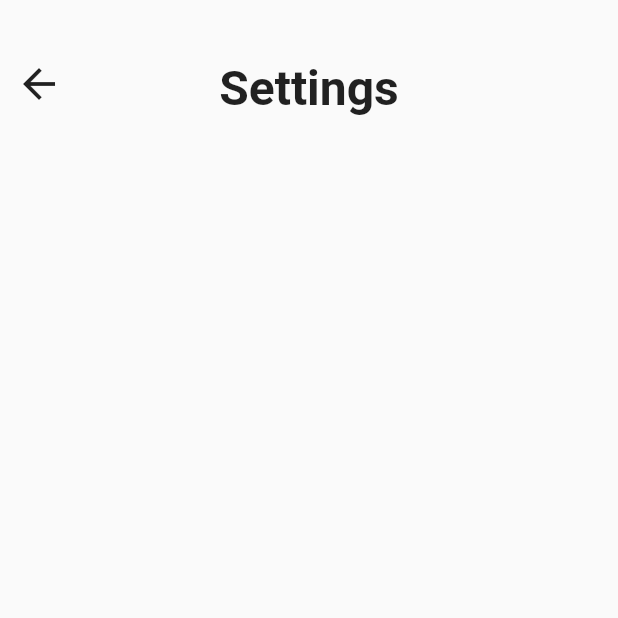
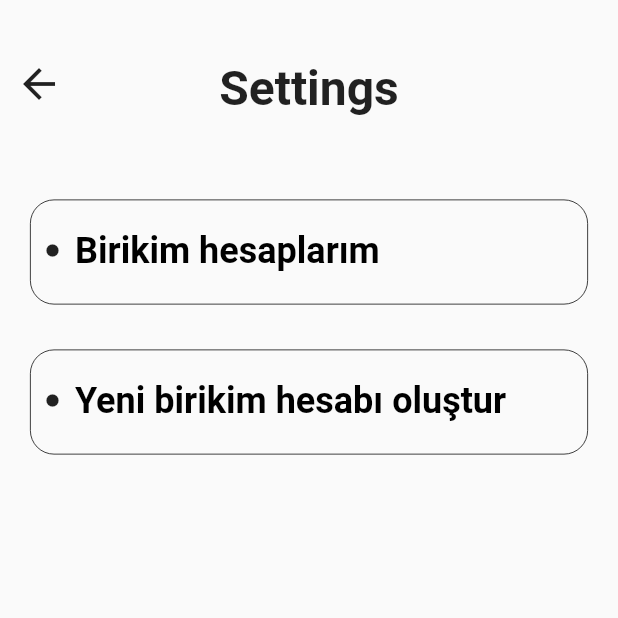
Before and after one commit to KadirKARAKAS/MoneyMate, a Flutter app: the SettingsPage screen opened directly, on a phone screen of 412 x 824 dp, the top half of it. Run offline on Flutter 3.47's test engine with Material 2 defaults, Android fonts, the phone set to English and light mode, and no system bars; our stand-ins replace cloud_firestore, firebase_core, lottie, permission_handler; accounts and stored records are empty; statements that could not run were skipped.

Commit message:
Settings page.....

```diff
--- a/lib/MoneyMateNewDesignPages/onBoardPlansScreen/Pages/firstOpeningPage.dart
+++ b/lib/OnBoardPages/onBoardPlansScreen/Pages/firstOpeningPage.dart
@@ -1,5 +1,5 @@
 import 'package:flutter/material.dart';
-import 'package:moneymate/MoneyMateNewDesignPages/onBoardPlansScreen/Widgets/firstOpeningPage_widget.dart';
+import 'package:moneymate/OnBoardPages/onBoardPlansScreen/Widgets/firstOpeningPage_widget.dart';
 
 class FirstOpeningPage extends StatefulWidget {
   const FirstOpeningPage({super.key});
--- a/lib/SettingsPage/Widget/settings_page_widgets.dart
+++ b/lib/SettingsPage/Widget/settings_page_widgets.dart
@@ -1,6 +1,7 @@
 import 'package:flutter/material.dart';
+import 'package:moneymate/OnBoardPages/onBoardPlansScreen/Pages/firstOpeningPage.dart';
 
-import '../../Utils/constants.dart';
+import '../../SavingsAccounts/Pages/savings_accounts.dart';
 
 class SettingsPageWidgets extends StatelessWidget {
   const SettingsPageWidgets({super.key});
@@ -10,7 +11,20 @@ class SettingsPageWidgets extends StatelessWidget {
     return Column(
       children: [
         topBorWidget(context),
-        Container(),
+        settingsContainerWidget(context, "Birikim hesaplarım", () {
+          Navigator.push(
+              context,
+              MaterialPageRoute(
+                builder: (context) => SavingsAccountsPage(),
+              ));
+        }),
+        settingsContainerWidget(context, "Yeni birikim hesabı oluştur", () {
+          Navigator.push(
+              context,
+              MaterialPageRoute(
+                builder: (context) => FirstOpeningPage(),
+              ));
+        }),
       ],
     );
   }
@@ -46,4 +60,48 @@ class SettingsPageWidgets extends StatelessWidget {
       ),
     ]);
   }
+
+  Widget settingsContainerWidget(
+      BuildContext context, String containerText, Function onTap) {
+    Size size = MediaQuery.of(context).size;
+    return Padding(
+      padding: const EdgeInsets.symmetric(horizontal: 20, vertical: 15),
+      child: InkWell(
+        onTap: () {
+          onTap();
+        },
+        splashColor: Colors.transparent,
+        highlightColor: Colors.transparent,
+        child: Stack(children: [
+          Container(
+              width: size.width,
+              height: 70,
+              decoration: BoxDecoration(
+                  borderRadius: BorderRadius.circular(16),
+                  border: Border.all(width: 0.5))),
+          Padding(
+            padding: const EdgeInsets.only(top: 20, left: 10),
+            child: Row(
+              children: [
+                Icon(
+                  Icons.circle,
+                  size: 10,
+                ),
+                Padding(
+                  padding: const EdgeInsets.only(left: 10),
+                  child: Text(
+                    containerText,
+                    style: TextStyle(
+                        fontSize: 24,
+                        color: Colors.black,
+                        fontWeight: FontWeight.bold),
+                  ),
+                ),
+              ],
+            ),
+          )
+        ]),
+      ),
+    );
+  }
 }
--- a/lib/main.dart
+++ b/lib/main.dart
@@ -1,6 +1,6 @@
 import 'package:firebase_core/firebase_core.dart';
 import 'package:flutter/material.dart';
-import 'package:moneymate/MoneyMateNewDesignPages/onBoardPlansScreen/Pages/firstOpeningPage.dart';
+import 'package:moneymate/OnBoardPages/onBoardPlansScreen/Pages/firstOpeningPage.dart';
 import 'package:moneymate/splash_screen.dart';
 
 Future<void> main() async {
--- a/pubspec.yaml
+++ b/pubspec.yaml
@@ -39,6 +39,7 @@ dependencies:
   cloud_firestore: ^4.8.2
   firebase_core: ^2.14.0
   syncfusion_flutter_gauges: ^22.1.37
+  permission_handler: ^10.4.3
 
 
 
```
Also changed, not shown: lib/NewPlansCreatePage/Pages/new_plans_create_page.dart (added, +18 -0 lines), lib/NewPlansCreatePage/Widget/new_plans_create_page_widget.dart (added, +10 -0 lines), lib/OnBoardPages/onBoardPlansScreen/Widgets/firstOpeningPage_widget.dart (renamed from lib/MoneyMateNewDesignPages/onBoardPlansScreen/Widgets/firstOpeningPage_widget.dart, +16 -0 lines), lib/SavingsAccounts/Pages/savings_accounts.dart (added, +18 -0 lines), lib/SavingsAccounts/Widget/savings_account_widget.dart (added, +152 -0 lines), lib/test.dart (added, +28 -0 lines), pubspec.lock, 3 other files.
